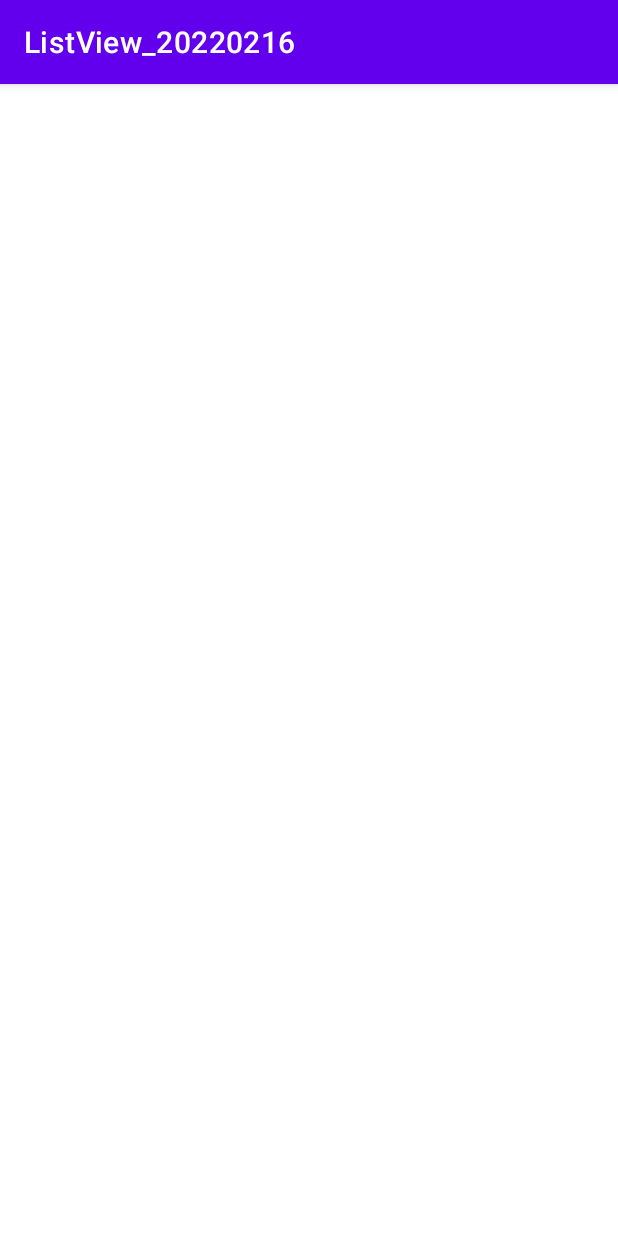
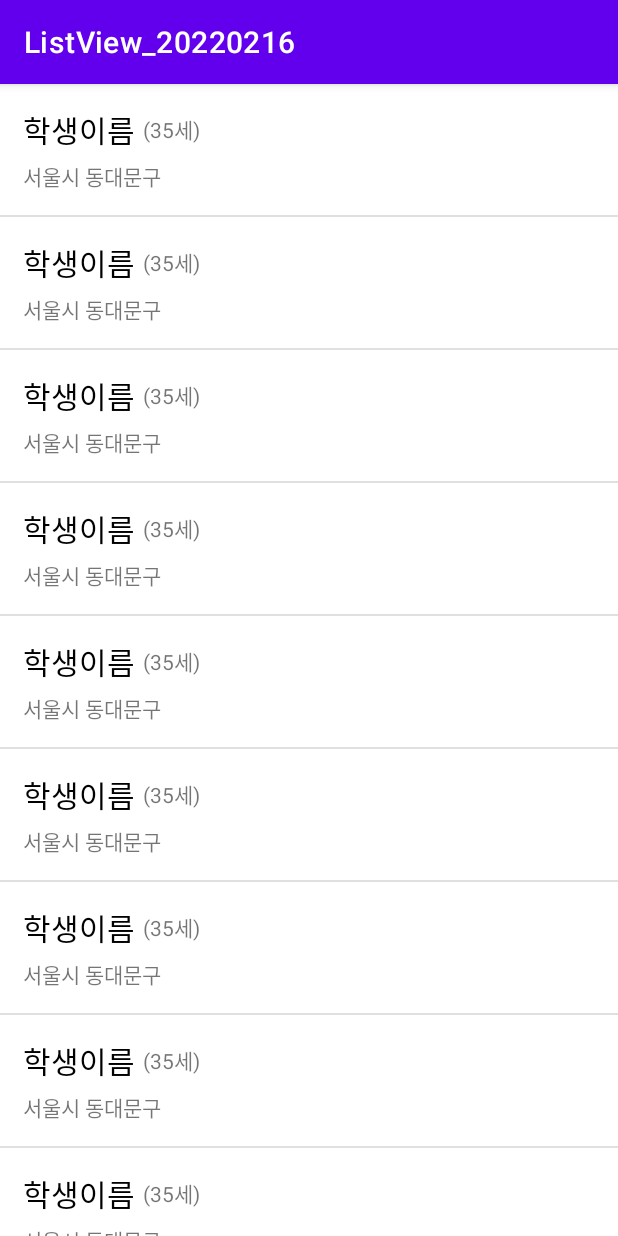
Before and after one commit to zcKO/ListView_20220216, an Android app: the screen it shows after launch (MainActivity), on a phone screen of 412 x 824 dp. Run offline under Robolectric (Android 15) with nearby library versions, the phone set to English and light mode, and no system bars.

```diff
--- a/app/src/main/java/com/jc/listview_20220216/MainActivity.kt
+++ b/app/src/main/java/com/jc/listview_20220216/MainActivity.kt
@@ -2,9 +2,13 @@ package com.jc.listview_20220216
 
 import androidx.appcompat.app.AppCompatActivity
 import android.os.Bundle
+import com.jc.listview_20220216.adapters.StudentAdapter
 import com.jc.listview_20220216.datas.StudentData
+import kotlinx.android.synthetic.main.activity_main.*
 
 class MainActivity : AppCompatActivity() {
+
+    lateinit var mAdapter: StudentAdapter
 
     val mStudentList = ArrayList<StudentData>()
 
@@ -24,5 +28,10 @@ class MainActivity : AppCompatActivity() {
         mStudentList.add(StudentData("최재훈", 1994, "경기도 수원시"))
         mStudentList.add(StudentData("이성노", 1988, "경기도 남양주시"))
 
+        mAdapter = StudentAdapter(this, R.layout.student_list_item, mStudentList)
+
+        studentListView.adapter = mAdapter
+
+
     }
 }
```
